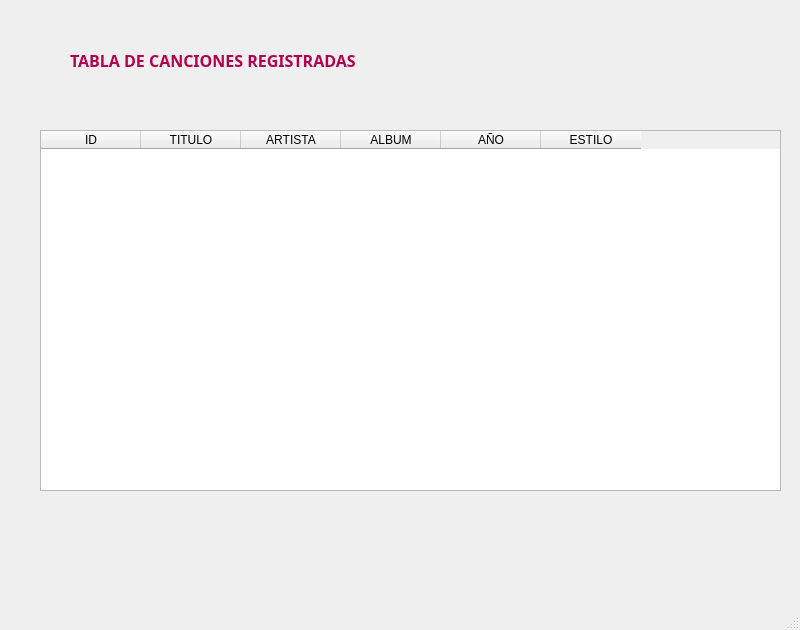
First picture: the form in Proyectos/Project_Music_DB/ventanas/ventana_tabla_listado.ui, repository SilviaSanjose/Python_exercices, before the edit.
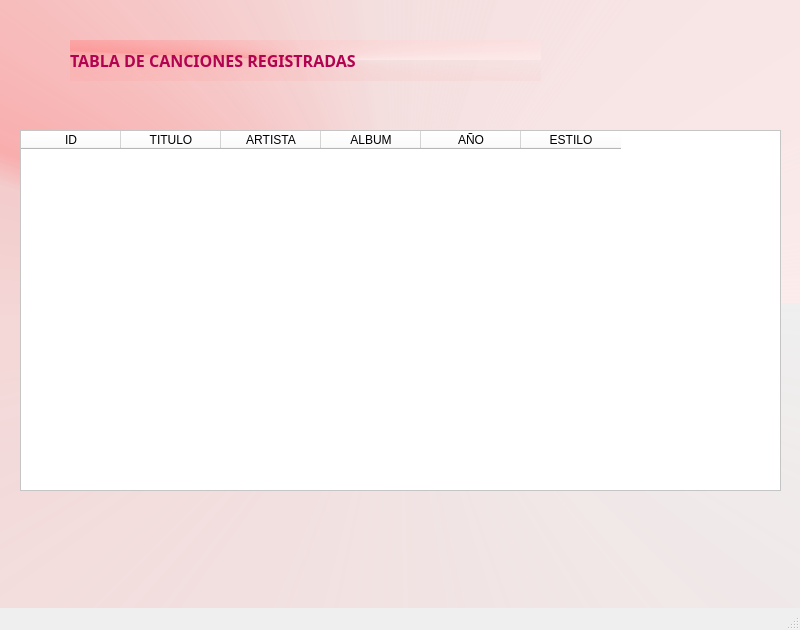
Second picture: the form after the edit.

```diff
--- a/Proyectos/Project_Music_DB/ventanas/ventana_tabla_listado.ui
+++ b/Proyectos/Project_Music_DB/ventanas/ventana_tabla_listado.ui
@@ -14,6 +14,9 @@
    <string>MainWindow</string>
   </property>
   <widget class="QWidget" name="centralwidget">
+   <property name="styleSheet">
+    <string notr="true">background-color: qconicalgradient(cx:0.5, cy:0.5, angle:0, stop:0 rgba(255, 235, 235, 206), stop:0.258706 rgba(255, 188, 188, 80), stop:0.425 rgba(255, 132, 132, 156), stop:0.44 rgba(252, 128, 128, 80), stop:0.507463 rgba(255, 162, 162, 80), stop:1 rgba(255, 255, 255, 0));</string>
+   </property>
    <widget class="QLabel" name="lbl_listado">
     <property name="geometry">
      <rect>
@@ -36,12 +39,15 @@
    <widget class="QTableWidget" name="tableWidget">
     <property name="geometry">
      <rect>
-      <x>40</x>
+      <x>20</x>
       <y>130</y>
-      <width>741</width>
+      <width>761</width>
       <height>361</height>
      </rect>
     </property>
+    <property name="styleSheet">
+     <string notr="true">background-color: rgb(255, 255, 255);</string>
+    </property>
     <attribute name="horizontalHeaderVisible">
      <bool>true</bool>
     </attribute>
```
